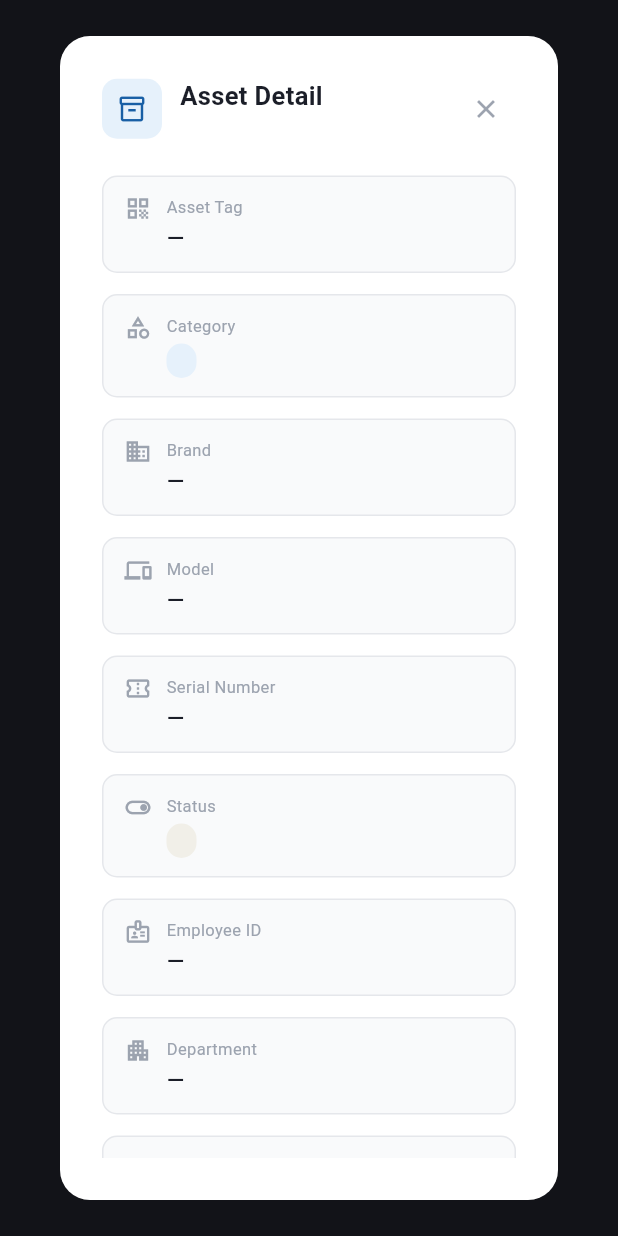
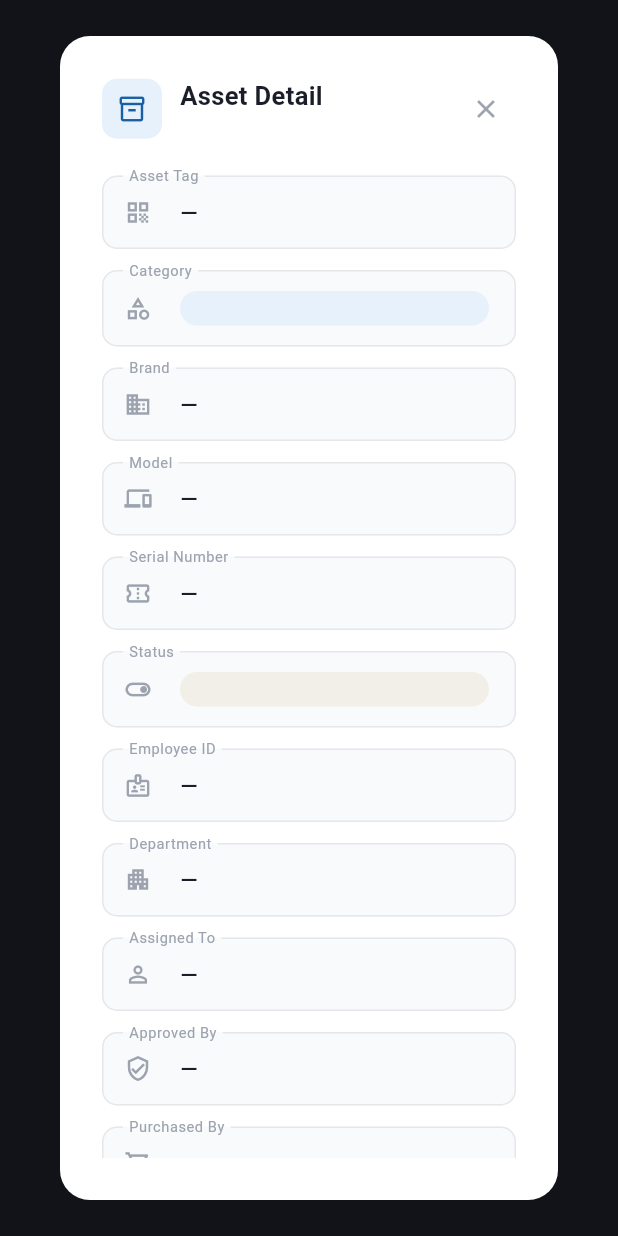
Before and after one commit to Cuna23/adastra_portal, a Flutter app: the ViewADialog widget shown alone on an empty page, opened directly with empty values, on a phone screen of 412 x 824 dp. Run offline on Flutter 3.47's test engine with Material 3 defaults, Android fonts, the phone set to English and light mode, and no system bars; our stand-ins replace file_picker, fl_chart; missing offline and left inert: excel, universal_html; accounts and stored records are empty.

Commit message:
side>service

```diff
--- a/lib/app/module/homepage/view model/home_vm.dart
+++ b/lib/app/module/homepage/view model/home_vm.dart
@@ -15,7 +15,7 @@ class HomeViewModel extends ChangeNotifier {
     'Assets Inventory',
     'Ticketing System',
     'Incident Report',
-    'Side Request',
+    'Service Request',
   ];
 
   String get currentPageTitle => pageTitles[_selectedIndex];
--- a/lib/app/module/homepage/view/home_view.dart
+++ b/lib/app/module/homepage/view/home_view.dart
@@ -170,7 +170,7 @@ class _HomeBody extends StatelessWidget {
 
         return const Center(child: Text('Access Denied'));
       case 8:
-        return const Center(child: Text('Side Request — coming soon'));
+        return const Center(child: Text('Service Request — coming soon'));
       case 0:
       default:
         return _buildDashboard(authVm, isMobile);
--- a/lib/app/module/homepage/view/widget/sidebar.dart
+++ b/lib/app/module/homepage/view/widget/sidebar.dart
@@ -101,7 +101,7 @@ class _SidebarState extends State<Sidebar> {
              _ticketingParentItem(isMobile: isMobile),
             if (_isTicketingExpanded) ...[
               _subSubMenuItem(index: 7, title: 'Incident Report', isMobile: isMobile),
-              _subSubMenuItem(index: 8, title: 'Side Request',    isMobile: isMobile),
+              _subSubMenuItem(index: 8, title: 'Service Request',    isMobile: isMobile),
             ],
           ],
         ],
--- a/lib/app/module/it/assets/view/widget/viewA_dialog.dart
+++ b/lib/app/module/it/assets/view/widget/viewA_dialog.dart
@@ -11,7 +11,6 @@ class ViewADialog extends StatelessWidget {
   static const _textPrimary = Color(0xFF1B1E28);
   static const _textMuted   = Color(0xFF9CA3AF);
   static const _borderColor = Color(0xFFE5E7EB);
-
   static const _availGreen   = Color(0xFF3B6D11);
   static const _availGreenBg = Color(0xFFEAF3DE);
   static const _maintAmber   = Color(0xFF854F0B);
@@ -19,94 +18,70 @@ class ViewADialog extends StatelessWidget {
   static const _dispGray     = Color(0xFF5F5E5A);
   static const _dispGrayBg   = Color(0xFFF1EFE8);
 
-  ({Color bg, Color fg}) _statusColors(String? status) {
-    switch (status) {
-      case 'Pending':
-        return (bg: _brandBlueBg, fg: _brandBlue);
-      case 'In Process':
-        return (bg: _maintAmberBg, fg: _maintAmber);
-      case 'Resolved':
-        return (bg: _availGreenBg, fg: _availGreen);
-      case 'Maintenance':
-        return (bg: _maintAmberBg, fg: _maintAmber);
-      case 'Disposed':
-        return (bg: _dispGrayBg, fg: _dispGray);
-      default:
-        return (bg: _dispGrayBg, fg: _dispGray);
+  ({Color bg, Color fg}) _statusColors(String? s) {
+    switch (s) {
+      case 'Pending':     return (bg: _brandBlueBg, fg: _brandBlue);
+      case 'In Process':  return (bg: _maintAmberBg, fg: _maintAmber);
+      case 'Resolved':    return (bg: _availGreenBg, fg: _availGreen);
+      case 'Maintenance': return (bg: _maintAmberBg, fg: _maintAmber);
+      case 'Disposed':    return (bg: _dispGrayBg,   fg: _dispGray);
+      default:            return (bg: _dispGrayBg,   fg: _dispGray);
     }
   }
 
-  // ── Readonly field box — mirrors editA_dialog's TextFormField look ───────
+  // ── Mirrors editA InputDecoration exactly, but uses InputDecorator (readonly) ──
   Widget _readonlyField(String label, String? value, {IconData? icon}) {
-    return Container(
-      padding: const EdgeInsets.symmetric(horizontal: 14, vertical: 12),
-      decoration: BoxDecoration(
-        color: const Color(0xFFF9FAFB),
+    return InputDecorator(
+      decoration: InputDecoration(
+        labelText: label,
+        labelStyle: const TextStyle(fontSize: 13, color: _textMuted),
+        prefixIcon: icon != null ? Icon(icon, size: 18, color: _textMuted) : null,
+        contentPadding: const EdgeInsets.symmetric(horizontal: 14, vertical: 14),
+        filled: true,
+        fillColor: const Color(0xFFF9FAFB),
+        enabledBorder: OutlineInputBorder(
           borderRadius: BorderRadius.circular(10),
-        border: Border.all(color: _borderColor, width: 1),
+          borderSide: const BorderSide(color: _borderColor, width: 1),
         ),
-      child: Row(
-        crossAxisAlignment: CrossAxisAlignment.start,
-        children: [
-          if (icon != null) ...[
-            Icon(icon, size: 18, color: _textMuted),
-            const SizedBox(width: 10),
-          ],
-          Expanded(
-            child: Column(
-              crossAxisAlignment: CrossAxisAlignment.start,
-              children: [
-                Text(
-                  label,
-                  style: const TextStyle(fontSize: 11, color: _textMuted),
+        border: OutlineInputBorder(
+          borderRadius: BorderRadius.circular(10),
+          borderSide: const BorderSide(color: _borderColor, width: 1),
         ),
-                const SizedBox(height: 2),
-                Text(
+      ),
+      child: Text(
         (value == null || value.trim().isEmpty) ? '—' : value,
         style: const TextStyle(
           fontSize: 15,
+          fontWeight: FontWeight.w500,
           color: _textPrimary,
-                    fontWeight: FontWeight.w500,
         ),
         overflow: TextOverflow.ellipsis,
-                ),
-              ],
-            ),
-          ),
-        ],
       ),
     );
   }
 
-  // ── Readonly field box with pill value (category/status) ─────────────────
-  Widget _readonlyPillField(String label, String text,
+  // ── Status/Category — same field but value is a pill ─────────────────────
+  Widget _pillField(String label, String text,
       {required Color bg, required Color fg, IconData? icon}) {
-    return Container(
-      padding: const EdgeInsets.symmetric(horizontal: 14, vertical: 12),
-      decoration: BoxDecoration(
-        color: const Color(0xFFF9FAFB),
+    return InputDecorator(
+      decoration: InputDecoration(
+        labelText: label,
+        labelStyle: const TextStyle(fontSize: 13, color: _textMuted),
+        prefixIcon: icon != null ? Icon(icon, size: 18, color: _textMuted) : null,
+        contentPadding: const EdgeInsets.symmetric(horizontal: 14, vertical: 14),
+        filled: true,
+        fillColor: const Color(0xFFF9FAFB),
+        enabledBorder: OutlineInputBorder(
           borderRadius: BorderRadius.circular(10),
-        border: Border.all(color: _borderColor, width: 1),
+          borderSide: const BorderSide(color: _borderColor, width: 1),
         ),
-      child: Row(
-        crossAxisAlignment: CrossAxisAlignment.start,
-        children: [
-          if (icon != null) ...[
-            Icon(icon, size: 18, color: _textMuted),
-            const SizedBox(width: 10),
-          ],
-          Expanded(
-            child: Column(
-              crossAxisAlignment: CrossAxisAlignment.start,
-              children: [
-                Text(
-                  label,
-                  style: const TextStyle(fontSize: 11, color: _textMuted),
+        border: OutlineInputBorder(
+          borderRadius: BorderRadius.circular(10),
+          borderSide: const BorderSide(color: _borderColor, width: 1),
         ),
-                const SizedBox(height: 4),
-                Container(
-                  padding:
-                      const EdgeInsets.symmetric(horizontal: 10, vertical: 3),
+      ),
+      child: Container(
+        padding: const EdgeInsets.symmetric(horizontal: 10, vertical: 3),
         decoration: BoxDecoration(
           color: bg,
           borderRadius: BorderRadius.circular(20),
@@ -120,15 +95,9 @@ class ViewADialog extends StatelessWidget {
           ),
         ),
       ),
-              ],
-            ),
-          ),
-        ],
-      ),
     );
   }
 
-  // ── Responsive row helper — identical to editA_dialog's _fieldRow ─────────
   Widget _fieldRow(BuildContext context, Widget a, Widget b) {
     return LayoutBuilder(
       builder: (context, constraints) {
@@ -168,12 +137,11 @@ class ViewADialog extends StatelessWidget {
             mainAxisSize: MainAxisSize.min,
             crossAxisAlignment: CrossAxisAlignment.start,
             children: [
-              // ── Header ──────────────────────────────────────────────
+              // ── Header — sama macam editA ────────────────────────────
               Row(
                 children: [
                   Container(
-                    width: 40,
-                    height: 40,
+                    width: 40, height: 40,
                     decoration: BoxDecoration(
                       color: _brandBlueBg,
                       borderRadius: BorderRadius.circular(10),
@@ -191,17 +159,14 @@ class ViewADialog extends StatelessWidget {
                                 fontSize: 17,
                                 fontWeight: FontWeight.w700,
                                 color: _textPrimary)),
-                        Text(
-                          asset.assetTag,
-                          style:
-                              const TextStyle(fontSize: 12, color: _textMuted),
-                        ),
+                        Text(asset.assetTag,
+                            style: const TextStyle(
+                                fontSize: 12, color: _textMuted)),
                       ],
                     ),
                   ),
                   IconButton(
-                    icon: const Icon(Icons.close,
-                        size: 20, color: _textMuted),
+                    icon: const Icon(Icons.close, size: 20, color: _textMuted),
                     onPressed: () => Navigator.pop(context),
                     visualDensity: VisualDensity.compact,
                   ),
@@ -210,22 +175,15 @@ class ViewADialog extends StatelessWidget {
 
               const SizedBox(height: 24),
 
-              // ── Field grid — same 2-column pattern as editA_dialog ────
-              Column(
-                children: [
               // Asset Tag + Category
               _fieldRow(
                 context,
                 _readonlyField('Asset Tag', asset.assetTag,
                     icon: Icons.qr_code),
                 asset.categoryName != null
-                        ? _readonlyPillField(
-                            'Category',
-                            asset.categoryName!,
-                            bg: _brandBlueBg,
-                            fg: _brandBlue,
-                            icon: Icons.category_outlined,
-                          )
+                    ? _pillField('Category', asset.categoryName!,
+                        bg: _brandBlueBg, fg: _brandBlue,
+                        icon: Icons.category_outlined)
                     : _readonlyField('Category', null,
                         icon: Icons.category_outlined),
               ),
@@ -248,13 +206,9 @@ class ViewADialog extends StatelessWidget {
                 context,
                 _readonlyField('Serial Number', asset.serialNumber,
                     icon: Icons.confirmation_number_outlined),
-                    _readonlyPillField(
-                      'Status',
-                      asset.status ?? '—',
-                      bg: sc.bg,
-                      fg: sc.fg,
-                      icon: Icons.toggle_on_outlined,
-                    ),
+                _pillField('Status', asset.status ?? '—',
+                    bg: sc.bg, fg: sc.fg,
+                    icon: Icons.toggle_on_outlined),
               ),
 
               const SizedBox(height: 14),
@@ -281,19 +235,50 @@ class ViewADialog extends StatelessWidget {
 
               const SizedBox(height: 14),
 
-                  // Purchased By — full width
+              // Purchased By
               _readonlyField('Purchased By', asset.purchasedBy,
                   icon: Icons.shopping_cart_outlined),
 
               const SizedBox(height: 14),
 
-                  // Remark
-                  _readonlyField('Remark', asset.remark,
-                      icon: Icons.notes_outlined),
+              // Remark — multiline
+              InputDecorator(
+                decoration: InputDecoration(
+                  labelText: 'Remark',
+                  labelStyle: const TextStyle(fontSize: 13, color: _textMuted),
+                  prefixIcon: const Icon(Icons.notes_outlined,
+                      size: 18, color: _textMuted),
+                  alignLabelWithHint: true,
+                  contentPadding:
+                      const EdgeInsets.symmetric(horizontal: 14, vertical: 14),
+                  filled: true,
+                  fillColor: const Color(0xFFF9FAFB),
+                  enabledBorder: OutlineInputBorder(
+                    borderRadius: BorderRadius.circular(10),
+                    borderSide:
+                        const BorderSide(color: _borderColor, width: 1),
+                  ),
+                  border: OutlineInputBorder(
+                    borderRadius: BorderRadius.circular(10),
+                    borderSide:
+                        const BorderSide(color: _borderColor, width: 1),
+                  ),
+                ),
+                child: Text(
+                  (asset.remark == null || asset.remark!.trim().isEmpty)
+                      ? '—'
+                      : asset.remark!,
+                  style: const TextStyle(
+                    fontSize: 15,
+                    fontWeight: FontWeight.w500,
+                    color: _textPrimary,
+                  ),
+                ),
+              ),
 
               const SizedBox(height: 24),
 
-                  // ── Close button — full width ─────────────────────────
+              // Close button
               SizedBox(
                 width: double.infinity,
                 child: ElevatedButton(
@@ -312,8 +297,6 @@ class ViewADialog extends StatelessWidget {
               ),
             ],
           ),
-            ],
-          ),
         ),
       ),
     );
```
Lines whose indentation alone changed are shown as unchanged.
